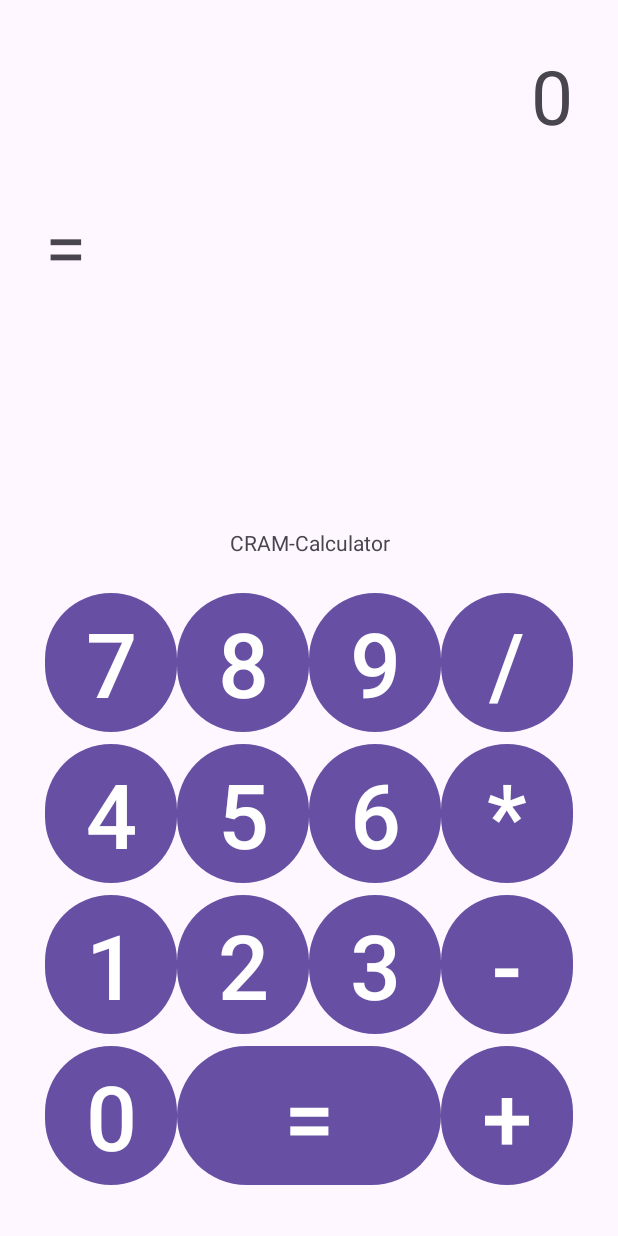
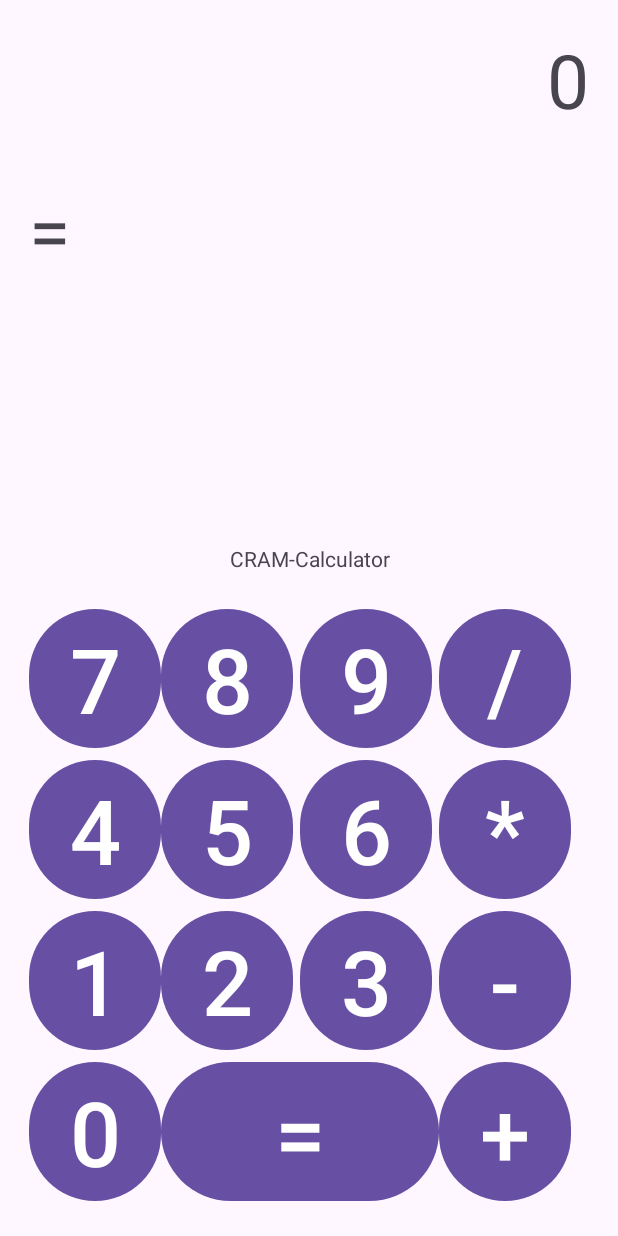
Before and after one commit to CharlsMikhail/PPDM-Practicas, an Android app: the screen it shows after launch (MainActivity), on a phone screen of 412 x 824 dp. Run offline under Robolectric (Android 15) with nearby library versions, the phone set to English and light mode, and no system bars.

Commit message:
update MainActivity.kt, Empezamos con la logica

```diff
--- a/PRACTICA 3/2_CalculadoraBasica/app/src/main/res/layout/activity_main.xml
+++ b/PRACTICA 3/2_CalculadoraBasica/app/src/main/res/layout/activity_main.xml
@@ -6,45 +6,45 @@
     android:layout_height="match_parent"
     android:layout_gravity="bottom"
     android:orientation="vertical"
-    android:padding="30dp"
+    android:padding="19dp"
     tools:context=".MainActivity">
 
     <TextView
         android:id="@+id/txt_input"
+        style="@style/TextEstilo"
         android:layout_width="match_parent"
         android:layout_height="100dp"
         android:paddingBottom="30dp"
         android:text="@string/btn_0"
-        android:textAlignment="textEnd"
-        style="@style/TextEstilo" />
+        android:textAlignment="textEnd" />
 
 
     <TextView
-        android:id="@+id/txt_ouput"
+        android:id="@+id/txt_output"
+        style="@style/TextEstilo"
         android:layout_width="match_parent"
         android:layout_height="100dp"
+        android:layout_below="@id/txt_input"
         android:paddingBottom="30dp"
-        android:text="@string/btn_equal"
-        android:layout_below="@id/txt_input"
-        style="@style/TextEstilo" />
+        android:text="@string/btn_equal" />
 
     <TextView
         android:id="@+id/txt_name"
         android:layout_width="match_parent"
         android:layout_height="wrap_content"
+        android:layout_above="@id/gd_cal"
         android:paddingBottom="20dp"
         android:text="@string/app_name"
-        android:textAlignment="center"
-        android:layout_above="@id/gd_cal"/>
+        android:textAlignment="center" />
 
 
     <GridLayout
         android:id="@+id/gd_cal"
-        android:layout_width="match_parent"
+        android:layout_width="361dp"
         android:layout_height="wrap_content"
+        android:layout_alignParentBottom="true"
         android:columnCount="4"
-        android:rowCount="5"
-        android:layout_alignParentBottom="true">
+        android:rowCount="4">
 
         <Button
             android:id="@+id/btn_7"
@@ -52,6 +52,7 @@
             android:layout_width="wrap_content"
             android:layout_height="wrap_content"
             android:layout_gravity="center"
+            android:onClick="onButtonClick"
             android:text="@string/btn_7" />
 
         <Button
@@ -60,6 +61,7 @@
             android:layout_width="wrap_content"
             android:layout_height="wrap_content"
             android:layout_gravity="center"
+            android:onClick="onButtonClick"
             android:text="@string/btn_8" />
 
         <Button
@@ -68,6 +70,7 @@
             android:layout_width="wrap_content"
             android:layout_height="wrap_content"
             android:layout_gravity="center"
+            android:onClick="onButtonClick"
             android:text="@string/btn_9" />
 
         <Button
@@ -76,6 +79,7 @@
             android:layout_width="wrap_content"
             android:layout_height="wrap_content"
             android:layout_gravity="center"
+            android:onClick="onButtonClick"
             android:text="@string/btn_divide" />
 
         <Button
@@ -84,6 +88,7 @@
             android:layout_width="wrap_content"
             android:layout_height="wrap_content"
             android:layout_gravity="center"
+            android:onClick="onButtonClick"
             android:text="@string/btn_4" />
 
         <Button
@@ -92,6 +97,7 @@
             android:layout_width="wrap_content"
             android:layout_height="wrap_content"
             android:layout_gravity="center"
+            android:onClick="onButtonClick"
             android:text="@string/btn_5" />
 
         <Button
@@ -100,6 +106,7 @@
             android:layout_width="wrap_content"
             android:layout_height="wrap_content"
             android:layout_gravity="center"
+            android:onClick="onButtonClick"
             android:text="@string/btn_6" />
 
         <Button
@@ -108,6 +115,7 @@
             android:layout_width="wrap_content"
             android:layout_height="wrap_content"
             android:layout_gravity="center"
+            android:onClick="onButtonClick"
             android:text="@string/btn_multiply" />
 
         <Button
@@ -116,6 +124,7 @@
             android:layout_width="wrap_content"
             android:layout_height="wrap_content"
             android:layout_gravity="center"
+            android:onClick="onButtonClick"
             android:text="@string/btn_1" />
 
         <Button
@@ -124,6 +133,7 @@
             android:layout_width="wrap_content"
             android:layout_height="wrap_content"
             android:layout_gravity="center"
+            android:onClick="onButtonClick"
             android:text="@string/btn_2" />
 
         <Button
@@ -132,6 +142,7 @@
             android:layout_width="wrap_content"
             android:layout_height="wrap_content"
             android:layout_gravity="center"
+            android:onClick="onButtonClick"
             android:text="@string/btn_3" />
 
         <Button
@@ -140,6 +151,7 @@
             android:layout_width="wrap_content"
             android:layout_height="wrap_content"
             android:layout_gravity="center"
+            android:onClick="onButtonClick"
             android:text="@string/btn_subtract" />
 
         <Button
@@ -147,8 +159,8 @@
             style="@style/BotonEstilo"
             android:layout_width="wrap_content"
             android:layout_height="wrap_content"
+            android:onClick="onButtonClick"
             android:text="@string/btn_0" />
-
 
         <Button
             android:id="@+id/btn_equal"
@@ -157,6 +169,7 @@
             android:layout_height="wrap_content"
             android:layout_columnSpan="2"
             android:layout_gravity="fill_horizontal"
+            android:onClick="onButtonClick"
             android:text="@string/btn_equal" />
 
         <Button
@@ -164,6 +177,7 @@
             style="@style/BotonEstilo"
             android:layout_width="wrap_content"
             android:layout_height="wrap_content"
+            android:onClick="onButtonClick"
             android:text="@string/btn_add" />
 
     </GridLayout>
```
Also changed, not shown: PRACTICA 3/2_CalculadoraBasica/app/src/main/java/com/example/a2_calculadorabasica/MainActivity.kt (+50 -0 lines).
